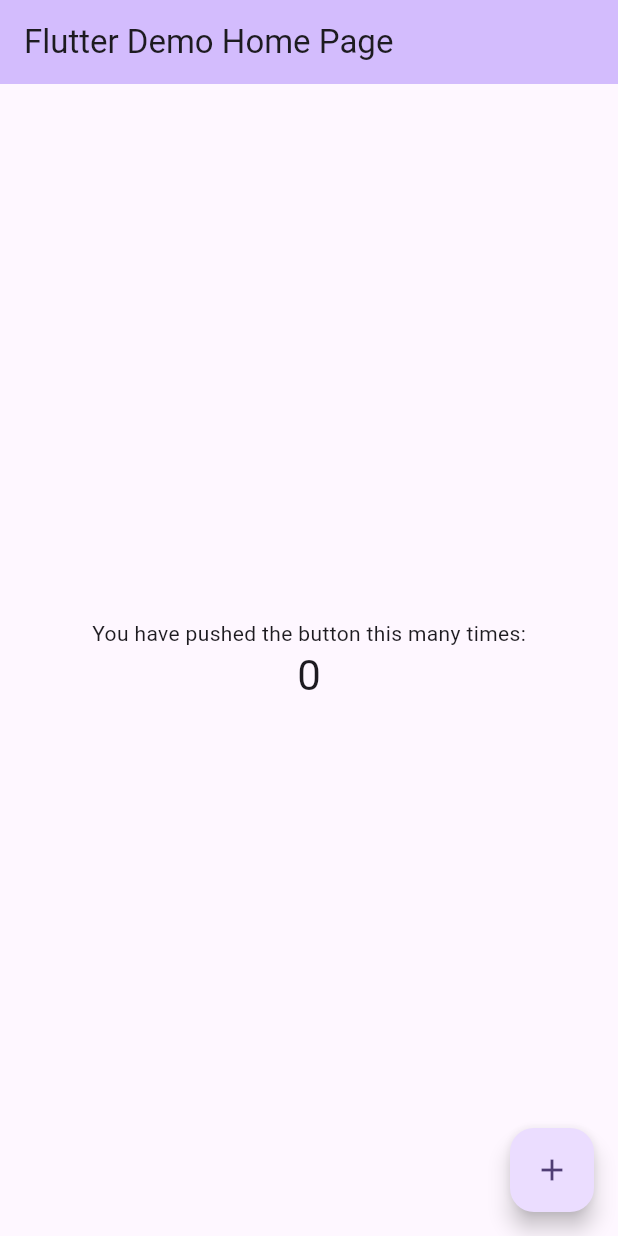
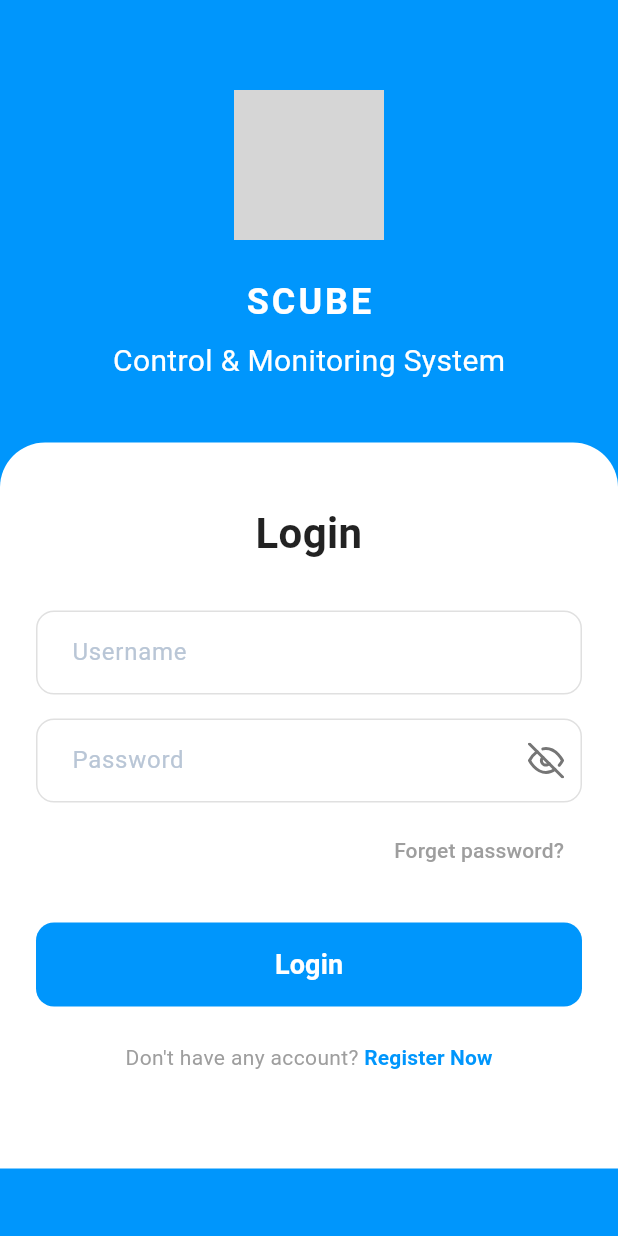
Before and after one commit to Md-Sakibul-Hasan/task_app, a Flutter app: the screen it shows after launch, on a phone screen of 412 x 824 dp. Run offline on Flutter 3.47's test engine with Material 3 defaults, Android fonts, the phone set to English and light mode, and no system bars; our stand-ins replace flutter_svg, get; grey boxes are pictures that could not be loaded.

Commit message:
design the login view

```diff
--- /dev/null
+++ b/lib/bindings/auth_binding.dart
@@ -0,0 +1,10 @@
+// Binding - Dependency injection for Auth
+import 'package:get/get.dart';
+import '../controllers/auth_controller.dart';
+
+class AuthBinding extends Bindings {
+  @override
+  void dependencies() {
+    Get.lazyPut<AuthController>(() => AuthController());
+  }
+}
--- /dev/null
+++ b/lib/controllers/auth_controller.dart
@@ -0,0 +1,104 @@
+// Controller - Handles login logic
+import 'package:flutter/material.dart';
+import 'package:get/get.dart';
+
+class AuthController extends GetxController {
+  // Text editing controllers
+  final usernameController = TextEditingController();
+  final passwordController = TextEditingController();
+
+  // Observable state
+  final RxBool isPasswordVisible = false.obs;
+  final RxBool isLoading = false.obs;
+
+  // Toggle password visibility
+  void togglePasswordVisibility() {
+    isPasswordVisible.value = !isPasswordVisible.value;
+  }
+
+  // Handle login action
+  Future<void> login() async {
+    final username = usernameController.text.trim();
+    final password = passwordController.text.trim();
+
+    // Validation
+    if (username.isEmpty) {
+      Get.snackbar(
+        'Error',
+        'Please enter username',
+        snackPosition: SnackPosition.BOTTOM,
+        backgroundColor: Colors.red.withOpacity(0.8),
+        colorText: Colors.white,
+      );
+      return;
+    }
+
+    if (password.isEmpty) {
+      Get.snackbar(
+        'Error',
+        'Please enter password',
+        snackPosition: SnackPosition.BOTTOM,
+        backgroundColor: Colors.red.withOpacity(0.8),
+        colorText: Colors.white,
+      );
+      return;
+    }
+
+    // Simulate login process
+    isLoading.value = true;
+
+    try {
+      // TODO: Replace with actual API call
+      await Future.delayed(const Duration(seconds: 2));
+
+      // Success
+      Get.snackbar(
+        'Success',
+        'Login successful!',
+        snackPosition: SnackPosition.BOTTOM,
+        backgroundColor: Colors.green.withOpacity(0.8),
+        colorText: Colors.white,
+      );
+
+      // TODO: Navigate to home screen
+      // Get.offAllNamed('/home');
+    } catch (e) {
+      Get.snackbar(
+        'Error',
+        'Login failed: $e',
+        snackPosition: SnackPosition.BOTTOM,
+        backgroundColor: Colors.red.withOpacity(0.8),
+        colorText: Colors.white,
+      );
+    } finally {
+      isLoading.value = false;
+    }
+  }
+
+  // Handle forgot password
+  void forgotPassword() {
+    Get.snackbar(
+      'Info',
+      'Forgot password functionality',
+      snackPosition: SnackPosition.BOTTOM,
+    );
+    // TODO: Navigate to forgot password screen
+  }
+
+  // Handle register
+  void register() {
+    Get.snackbar(
+      'Info',
+      'Register functionality',
+      snackPosition: SnackPosition.BOTTOM,
+    );
+    // TODO: Navigate to register screen
+  }
+
+  @override
+  void onClose() {
+    usernameController.dispose();
+    passwordController.dispose();
+    super.onClose();
+  }
+}
--- a/lib/main.dart
+++ b/lib/main.dart
@@ -1,4 +1,7 @@
 import 'package:flutter/material.dart';
+import 'package:get/get.dart';
+import 'bindings/auth_binding.dart';
+import 'views/auth/login_view.dart';
 
 void main() {
   runApp(const MyApp());
@@ -7,119 +10,20 @@ void main() {
 class MyApp extends StatelessWidget {
   const MyApp({super.key});
 
-  // This widget is the root of your application.
   @override
   Widget build(BuildContext context) {
-    return MaterialApp(
-      title: 'Flutter Demo',
+    return GetMaterialApp(
+      title: 'SCUBE - Control & Monitoring System',
+      debugShowCheckedModeBanner: false,
       theme: ThemeData(
-        // This is the theme of your application.
-        //
-        // TRY THIS: Try running your application with "flutter run". You'll see
-        // the application has a purple toolbar. Then, without quitting the app,
-        // try changing the seedColor in the colorScheme below to Colors.green
-        // and then invoke "hot reload" (save your changes or press the "hot
-        // reload" button in a Flutter-supported IDE, or press "r" if you used
-        // the command line to start the app).
-        //
-        // Notice that the counter didn't reset back to zero; the application
-        // state is not lost during the reload. To reset the state, use hot
-        // restart instead.
-        //
-        // This works for code too, not just values: Most code changes can be
-        // tested with just a hot reload.
-        colorScheme: ColorScheme.fromSeed(seedColor: Colors.deepPurple),
+        colorScheme: ColorScheme.fromSeed(
+          seedColor: const Color(0xFF0096FC),
+          primary: const Color(0xFF0096FC),
+        ),
         useMaterial3: true,
       ),
-      home: const MyHomePage(title: 'Flutter Demo Home Page'),
+      home: const LoginView(),
+      initialBinding: AuthBinding(),
     );
   }
 }
-
-class MyHomePage extends StatefulWidget {
-  const MyHomePage({super.key, required this.title});
-
-  // This widget is the home page of your application. It is stateful, meaning
-  // that it has a State object (defined below) that contains fields that affect
-  // how it looks.
-
-  // This class is the configuration for the state. It holds the values (in this
-  // case the title) provided by the parent (in this case the App widget) and
-  // used by the build method of the State. Fields in a Widget subclass are
-  // always marked "final".
-
-  final String title;
-
-  @override
-  State<MyHomePage> createState() => _MyHomePageState();
-}
-
-class _MyHomePageState extends State<MyHomePage> {
-  int _counter = 0;
-
-  void _incrementCounter() {
-    setState(() {
-      // This call to setState tells the Flutter framework that something has
-      // changed in this State, which causes it to rerun the build method below
-      // so that the display can reflect the updated values. If we changed
-      // _counter without calling setState(), then the build method would not be
-      // called again, and so nothing would appear to happen.
-      _counter++;
-    });
-  }
-
-  @override
-  Widget build(BuildContext context) {
-    // This method is rerun every time setState is called, for instance as done
-    // by the _incrementCounter method above.
-    //
-    // The Flutter framework has been optimized to make rerunning build methods
-    // fast, so that you can just rebuild anything that needs updating rather
-    // than having to individually change instances of widgets.
-    return Scaffold(
-      appBar: AppBar(
-        // TRY THIS: Try changing the color here to a specific color (to
-        // Colors.amber, perhaps?) and trigger a hot reload to see the AppBar
-        // change color while the other colors stay the same.
-        backgroundColor: Theme.of(context).colorScheme.inversePrimary,
-        // Here we take the value from the MyHomePage object that was created by
-        // the App.build method, and use it to set our appbar title.
-        title: Text(widget.title),
-      ),
-      body: Center(
-        // Center is a layout widget. It takes a single child and positions it
-        // in the middle of the parent.
-        child: Column(
-          // Column is also a layout widget. It takes a list of children and
-          // arranges them vertically. By default, it sizes itself to fit its
-          // children horizontally, and tries to be as tall as its parent.
-          //
-          // Column has various properties to control how it sizes itself and
-          // how it positions its children. Here we use mainAxisAlignment to
-          // center the children vertically; the main axis here is the vertical
-          // axis because Columns are vertical (the cross axis would be
-          // horizontal).
-          //
-          // TRY THIS: Invoke "debug painting" (choose the "Toggle Debug Paint"
-          // action in the IDE, or press "p" in the console), to see the
-          // wireframe for each widget.
-          mainAxisAlignment: MainAxisAlignment.center,
-          children: <Widget>[
-            const Text(
-              'You have pushed the button this many times:',
-            ),
-            Text(
-              '$_counter',
-              style: Theme.of(context).textTheme.headlineMedium,
-            ),
-          ],
-        ),
-      ),
-      floatingActionButton: FloatingActionButton(
-        onPressed: _incrementCounter,
-        tooltip: 'Increment',
-        child: const Icon(Icons.add),
-      ), // This trailing comma makes auto-formatting nicer for build methods.
-    );
-  }
-}
--- /dev/null
+++ b/lib/views/auth/login_view.dart
@@ -0,0 +1,262 @@
+// View - Login Screen UI
+import 'package:flutter/material.dart';
+import 'package:flutter_svg/flutter_svg.dart';
+import 'package:get/get.dart';
+import '../../controllers/auth_controller.dart';
+
+class LoginView extends StatelessWidget {
+  const LoginView({super.key});
+
+  @override
+  Widget build(BuildContext context) {
+    final AuthController controller = Get.find<AuthController>();
+
+    return Scaffold(
+      backgroundColor: const Color(0xFF0096FC),
+      body: SafeArea(
+        child: SingleChildScrollView(
+          child: Column(
+            children: [
+              // Top blue section with logo
+              Padding(
+                padding: const EdgeInsets.only(top: 60, bottom: 40),
+                child: Column(
+                  children: [
+                    // Logo
+                    Center(
+                      child: SvgPicture.asset(
+                        'assets/icons/logo.svg',
+                        width: 100,
+                        height: 100,
+                        colorFilter: const ColorFilter.mode(
+                          Colors.white,
+                          BlendMode.srcIn,
+                        ),
+                      ),
+                    ),
+                    const SizedBox(height: 24),
+                    // Title
+                    const Text(
+                      'SCUBE',
+                      style: TextStyle(
+                        color: Colors.white,
+                        fontSize: 24,
+                        fontWeight: FontWeight.bold,
+                        letterSpacing: 2,
+                      ),
+                    ),
+                    const SizedBox(height: 8),
+                    // Subtitle
+                    const Text(
+                      'Control & Monitoring System',
+                      style: TextStyle(
+                        color: Colors.white,
+                        fontSize: 20,
+                        fontWeight: FontWeight.w400,
+                      ),
+                    ),
+                  ],
+                ),
+              ),
+
+              // White card section
+              Container(
+                width: double.infinity,
+                decoration: const BoxDecoration(
+                  color: Color(0xFFFFFFFF),
+                  borderRadius: BorderRadius.only(
+                    topLeft: Radius.circular(30),
+                    topRight: Radius.circular(30),
+                  ),
+                ),
+                child: Padding(
+                  padding: const EdgeInsets.all(24.0),
+                  child: Column(
+                    crossAxisAlignment: CrossAxisAlignment.stretch,
+                    children: [
+                      const SizedBox(height: 16),
+                      // Login title
+                      const Text(
+                        'Login',
+                        textAlign: TextAlign.center,
+                        style: TextStyle(
+                          fontSize: 28,
+                          fontWeight: FontWeight.bold,
+                          color: Colors.black87,
+                        ),
+                      ),
+                      const SizedBox(height: 32),
+
+                      // Username field
+                      TextField(
+                        controller: controller.usernameController,
+                        decoration: InputDecoration(
+                          hintText: 'Username',
+                          hintStyle: const TextStyle(color: Color(0xffB9C6D6)),
+                          filled: true,
+                          fillColor: const Color(0xFFFFFFFF),
+                          border: OutlineInputBorder(
+                            borderRadius: BorderRadius.circular(12),
+                            borderSide: BorderSide(color: Colors.grey[300]!),
+                          ),
+                          enabledBorder: OutlineInputBorder(
+                            borderRadius: BorderRadius.circular(12),
+                            borderSide: BorderSide(color: Colors.grey[300]!),
+                          ),
+                          focusedBorder: OutlineInputBorder(
+                            borderRadius: BorderRadius.circular(12),
+                            borderSide: const BorderSide(
+                              color: Color(0xFF0096FC),
+                              width: 2,
+                            ),
+                          ),
+                          contentPadding: const EdgeInsets.symmetric(
+                            horizontal: 20,
+                            vertical: 16,
+                          ),
+                        ),
+                      ),
+                      const SizedBox(height: 16),
+
+                      // Password field
+                      Obx(() => TextField(
+                            controller: controller.passwordController,
+                            obscureText: !controller.isPasswordVisible.value,
+                            decoration: InputDecoration(
+                              hintText: 'Password',
+                              hintStyle:
+                                  const TextStyle(color: Color(0xffB9C6D6)),
+                              filled: true,
+                              fillColor: const Color(0xFFFFFFFF),
+                              border: OutlineInputBorder(
+                                borderRadius: BorderRadius.circular(12),
+                                borderSide:
+                                    BorderSide(color: Colors.grey[300]!),
+                              ),
+                              enabledBorder: OutlineInputBorder(
+                                borderRadius: BorderRadius.circular(12),
+                                borderSide:
+                                    BorderSide(color: Colors.grey[300]!),
+                              ),
+                              focusedBorder: OutlineInputBorder(
+                                borderRadius: BorderRadius.circular(12),
+                                borderSide: const BorderSide(
+                                  color: Color(0xFF0096FC),
+                                  width: 2,
+                                ),
+                              ),
+                              contentPadding: const EdgeInsets.symmetric(
+                                horizontal: 20,
+                                vertical: 16,
+                              ),
+                              suffixIcon: IconButton(
+                                icon: SvgPicture.asset(
+                                  controller.isPasswordVisible.value
+                                      ? 'assets/icons/eye_open.svg'
+                                      : 'assets/icons/eye_off.svg',
+                                  width: 24,
+                                  height: 24,
+                                  colorFilter: ColorFilter.mode(
+                                    Colors.grey[600]!,
+                                    BlendMode.srcIn,
+                                  ),
+                                ),
+                                onPressed: controller.togglePasswordVisibility,
+                              ),
+                            ),
+                          )),
+                      const SizedBox(height: 8),
+
+                      // Forgot password
+                      Align(
+                        alignment: Alignment.centerRight,
+                        child: TextButton(
+                          onPressed: controller.forgotPassword,
+                          child: const Text(
+                            'Forget password?',
+                            style: TextStyle(
+                              color: Colors.grey,
+                              fontSize: 14,
+                            ),
+                          ),
+                        ),
+                      ),
+                      const SizedBox(height: 24),
+
+                      // Login button
+                      Obx(() => SizedBox(
+                            height: 56,
+                            child: ElevatedButton(
+                              onPressed: controller.isLoading.value
+                                  ? null
+                                  : controller.login,
+                              style: ElevatedButton.styleFrom(
+                                backgroundColor: const Color(0xFF0096FC),
+                                foregroundColor: Colors.white,
+                                shape: RoundedRectangleBorder(
+                                  borderRadius: BorderRadius.circular(12),
+                                ),
+                                elevation: 0,
+                                disabledBackgroundColor: Colors.grey[300],
+                              ),
+                              child: controller.isLoading.value
+                                  ? const SizedBox(
+                                      height: 24,
+                                      width: 24,
+                                      child: CircularProgressIndicator(
+                                        color: Colors.white,
+                                        strokeWidth: 2,
+                                      ),
+                                    )
+                                  : const Text(
+                                      'Login',
+                                      style: TextStyle(
+                                        fontSize: 18,
+                                        fontWeight: FontWeight.w600,
+                                      ),
+                                    ),
+                            ),
+                          )),
+                      const SizedBox(height: 24),
+
+                      // Register link
+                      Row(
+                        mainAxisAlignment: MainAxisAlignment.center,
+                        children: [
+                          const Text(
+                            "Don't have any account? ",
+                            style: TextStyle(
+                              color: Colors.grey,
+                              fontSize: 14,
+                            ),
+                          ),
+                          TextButton(
+                            onPressed: controller.register,
+                            style: TextButton.styleFrom(
+                              padding: EdgeInsets.zero,
+                              minimumSize: const Size(0, 0),
+                              tapTargetSize: MaterialTapTargetSize.shrinkWrap,
+                            ),
+                            child: const Text(
+                              'Register Now',
+                              style: TextStyle(
+                                color: Color(0xFF0096FC),
+                                fontSize: 14,
+                                fontWeight: FontWeight.w600,
+                              ),
+                            ),
+                          ),
+                        ],
+                      ),
+                      const SizedBox(height: 40),
+                    ],
+                  ),
+                ),
+              ),
+            ],
+          ),
+        ),
+      ),
+    );
+  }
+}
```
Also changed, not shown: pubspec.yaml (+4 -3 lines), assets/icons/eye_off.svg (added), assets/icons/eye_open.svg (added), assets/icons/logo.svg (added), pubspec.lock.
